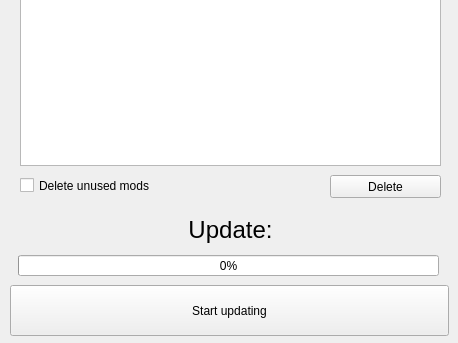
Qt form Qt-GUI/main.ui (chiririll/ModInstaller) before a commit; both pictures show x 0 to 458 and y 265 to 608 of the 458 by 608 pixel window.
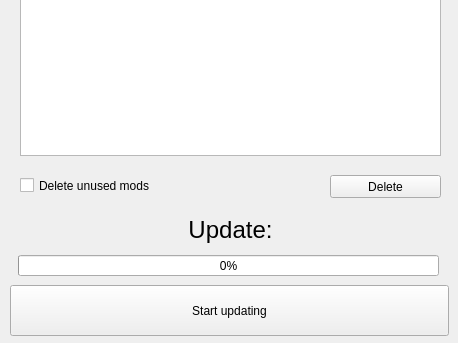
The same form after that commit.

The edit to the form file:
```diff
--- a/Qt-GUI/main.ui
+++ b/Qt-GUI/main.ui
@@ -129,16 +129,6 @@
      <string>&lt;html&gt;&lt;head/&gt;&lt;body&gt;&lt;p align=&quot;center&quot;&gt;&lt;span style=&quot; font-size:18pt;&quot;&gt;Update:&lt;/span&gt;&lt;/p&gt;&lt;/body&gt;&lt;/html&gt;</string>
     </property>
    </widget>
-   <widget class="QListView" name="InstalledModsList">
-    <property name="geometry">
-     <rect>
-      <x>20</x>
-      <y>180</y>
-      <width>421</width>
-      <height>251</height>
-     </rect>
-    </property>
-   </widget>
    <widget class="QProgressBar" name="UpdateProgress">
     <property name="geometry">
      <rect>
@@ -178,6 +168,16 @@
      <string>Delete unused mods</string>
     </property>
    </widget>
+   <widget class="QListWidget" name="InstalledModsList">
+    <property name="geometry">
+     <rect>
+      <x>20</x>
+      <y>180</y>
+      <width>421</width>
+      <height>241</height>
+     </rect>
+    </property>
+   </widget>
   </widget>
  </widget>
  <resources/>
```
Left out of the diff: 4 changed lines with no effect on the pictures.
